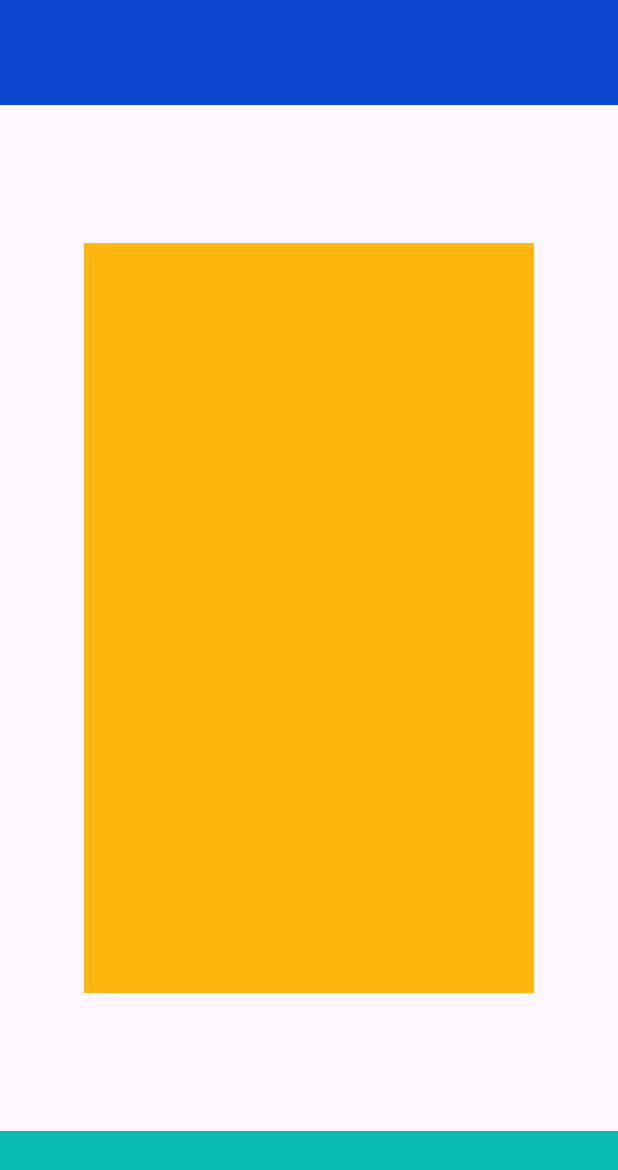
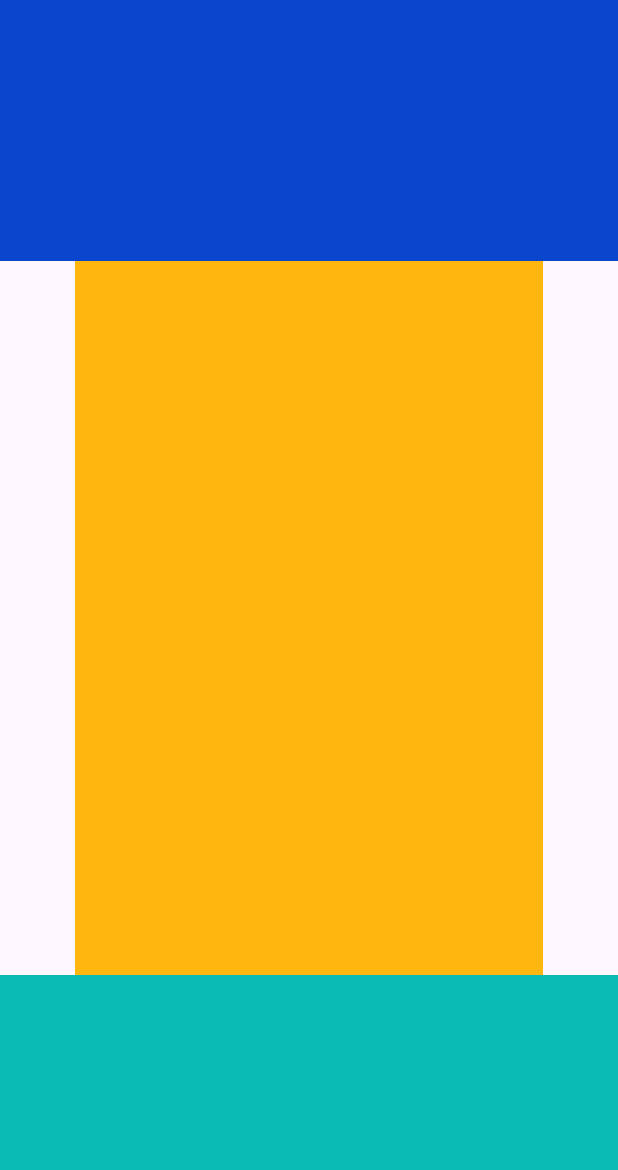
Before and after one commit to Inyoshina-Alena/My-Movies, an Android app: the screen it shows after launch (MainActivity), on a phone screen of 412 x 824 dp. Shown: the top 1170 px of the screen. Run offline under Robolectric (Android 15) with nearby library versions, the phone set to English and light mode, and no system bars.

Commit message:
Задание со звездочкой: сделала верстку «резиновой» не задавая размеры контейнеров, использовала margins

```diff
--- a/app/src/main/res/layout/activity_main.xml
+++ b/app/src/main/res/layout/activity_main.xml
@@ -9,28 +9,34 @@
 
     <LinearLayout
         android:id="@+id/menu"
-        android:layout_width="300dp"
-        android:layout_height="500dp"
+        android:layout_width="match_parent"
+        android:layout_height="match_parent"
+        android:layout_marginStart="50dp"
+        android:layout_marginTop="125dp"
+        android:layout_marginEnd="50dp"
+        android:layout_marginBottom="125dp"
+        android:background="#ffb70f"
         android:gravity="center"
         android:orientation="vertical"
-        android:background="#ffb70f"
+        app:layout_constraintBottom_toTopOf="@id/bottom_menu"
+        app:layout_constraintEnd_toEndOf="parent"
         app:layout_constraintStart_toStartOf="parent"
-        app:layout_constraintEnd_toEndOf="parent"
-        app:layout_constraintTop_toBottomOf="@id/top_menu"
-        app:layout_constraintBottom_toTopOf="@id/bottom_menu"/>
+        app:layout_constraintTop_toBottomOf="@id/top_menu" />
 
     <FrameLayout
         android:id="@+id/bottom_menu"
         android:layout_width="match_parent"
-        android:layout_height="70dp"
+        android:layout_height="match_parent"
+        android:layout_marginTop="650dp"
         android:background="#0ABAB5"
-        app:layout_constraintBottom_toBottomOf="parent"/>
+        app:layout_constraintBottom_toBottomOf="parent" />
 
     <FrameLayout
         android:id="@+id/top_menu"
         android:layout_width="match_parent"
-        android:layout_height="70dp"
+        android:layout_height="match_parent"
+        android:layout_marginBottom="650dp"
         android:background="#0a46cd"
-        app:layout_constraintTop_toTopOf="parent"/>
+        app:layout_constraintTop_toTopOf="parent" />
 
 </androidx.constraintlayout.widget.ConstraintLayout>
```
